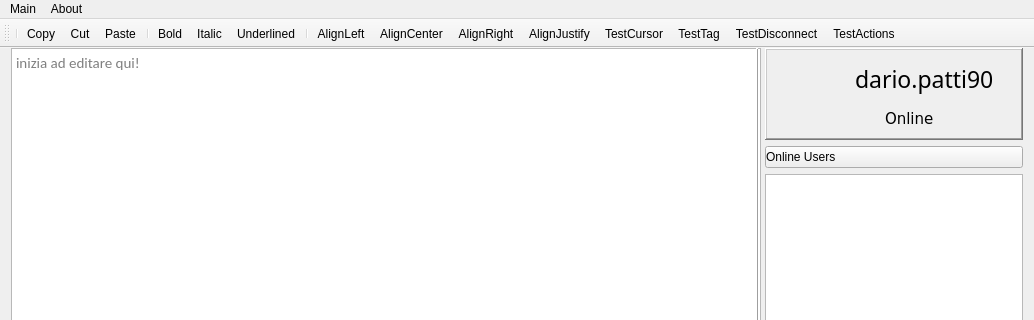
This is qt_project_gui/forms/mainwindow.ui in Grain0fSand/cooperative-online-text-editor as Qt 5 draws it before an edit; both pictures show x 0 to 1034 and y 0 to 320 of the 1034 by 691 pixel window. The edited form follows.
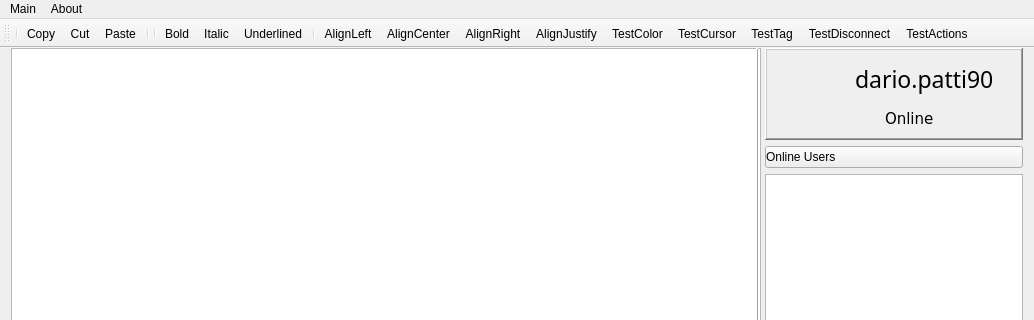
This is the edited form. Icons and pictures are not drawn. Custom widgets are drawn as their Qt base class.

```diff
--- a/qt_project_gui/forms/mainwindow.ui
+++ b/qt_project_gui/forms/mainwindow.ui
@@ -100,13 +100,10 @@
          </property>
          <property name="html">
           <string>&lt;!DOCTYPE HTML PUBLIC &quot;-//W3C//DTD HTML 4.0//EN&quot; &quot;http://www.w3.org/TR/REC-html40/strict.dtd&quot;&gt;
-&lt;html&gt;&lt;head&gt;&lt;meta name=&quot;qrichtext&quot; content=&quot;1&quot; /&gt;&lt;style type=&quot;text/css&quot;&gt;
-p, li { white-space: pre-wrap; }
-&lt;/style&gt;&lt;/head&gt;&lt;body style=&quot; font-family:'Calibri'; font-size:11pt; font-weight:400; font-style:normal;&quot;&gt;
-&lt;p style=&quot;-qt-paragraph-type:empty; margin-top:0px; margin-bottom:0px; margin-left:0px; margin-right:0px; -qt-block-indent:0; text-indent:0px;&quot;&gt;&lt;br /&gt;&lt;/p&gt;&lt;/body&gt;&lt;/html&gt;</string>
-         </property>
-         <property name="placeholderText">
-          <string>inizia ad editare qui!</string>
+           &lt;html&gt;&lt;head&gt;&lt;meta name=&quot;qrichtext&quot; content=&quot;1&quot; /&gt;&lt;style type=&quot;text/css&quot;&gt;
+           p, li { white-space: pre-wrap; }
+           &lt;/style&gt;&lt;/head&gt;&lt;body style=&quot; font-family:'Calibri'; font-size:11pt; font-weight:400; font-style:normal;&quot;&gt;
+           &lt;p style=&quot;-qt-paragraph-type:empty; margin-top:0px; margin-bottom:0px; margin-left:0px; margin-right:0px; -qt-block-indent:0; text-indent:0px;&quot;&gt;&lt;br /&gt;&lt;/p&gt;&lt;/body&gt;&lt;/html&gt;</string>
          </property>
         </widget>
        </item>
@@ -391,6 +388,7 @@
    <addaction name="actionCut"/>
    <addaction name="actionPaste"/>
    <addaction name="separator"/>
+   <addaction name="separator"/>
    <addaction name="actionBold"/>
    <addaction name="actionItalic"/>
    <addaction name="actionUnderlined"/>
@@ -399,6 +397,7 @@
    <addaction name="actionAlignCenter"/>
    <addaction name="actionAlignRight"/>
    <addaction name="actionAlignJustify"/>
+   <addaction name="actionTestColor"/>
    <addaction name="actionTestCursor"/>
    <addaction name="actionTestTag"/>
    <addaction name="actionTestDisconnect"/>
@@ -590,6 +589,14 @@
     <string>TestActions</string>
    </property>
   </action>
+  <action name="actionTestColor">
+   <property name="checkable">
+    <bool>true</bool>
+   </property>
+   <property name="text">
+    <string>TestColor</string>
+   </property>
+  </action>
  </widget>
  <layoutdefault spacing="6" margin="11"/>
  <customwidgets>
```
